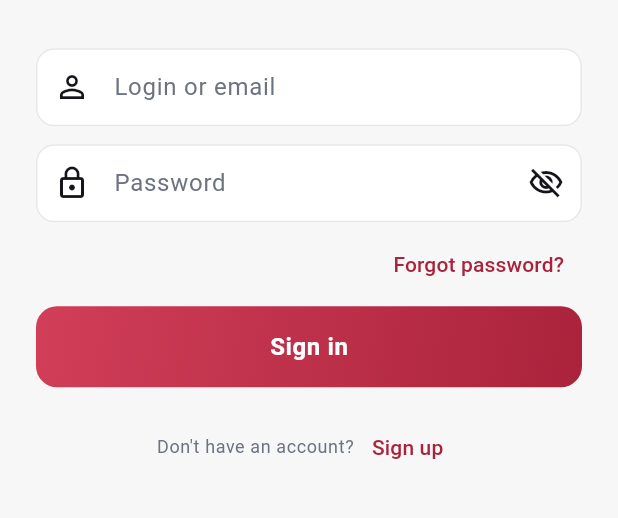
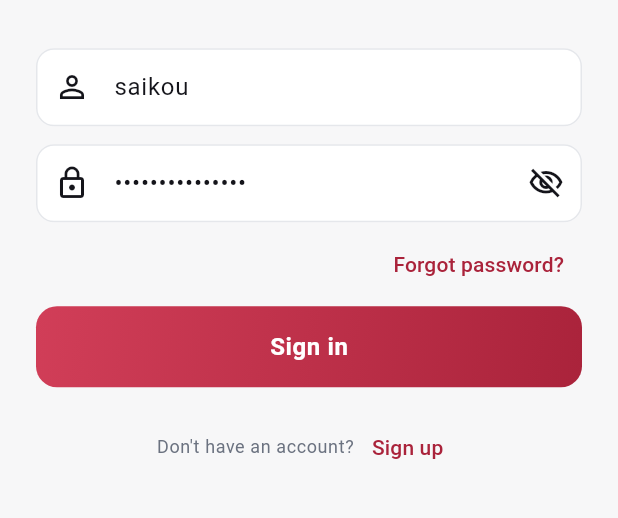
Before and after one commit to professorDeveloper/satashkent, a Flutter app: the screen it shows after launch, on a phone screen of 412 x 824 dp, the part 491-1009 px from its top. Run offline on Flutter 3.47's test engine with Material 3 defaults, Android fonts, the phone set to English and light mode, and no system bars; our stand-ins replace cached_network_image, dio, easy_localization, equatable, flutter_animate, flutter_bloc and 10 more; accounts and stored records are empty.

Commit message:
Refactor constants and improve error handling in authentication and competitions logic

```diff
--- a/lib/core/constants/app_constants.dart
+++ b/lib/core/constants/app_constants.dart
@@ -3,14 +3,14 @@ import 'package:flutter_dotenv/flutter_dotenv.dart';
 class AppConstants {
   AppConstants._();
 
-  static String get baseUrl =>
-      dotenv.maybeGet('API_BASE_URL') ?? 'https://api.satashkent.uz/user-api';
+  static String get baseUrl => 'https://api.satashkent.uz/user-api';
 
-  static String get webBaseUrl =>
-      dotenv.maybeGet('WEB_BASE_URL') ?? 'https://1600.satashkent.uz';
+  static String get webBaseUrl => 'https://1600.satashkent.uz';
 
-  static String? get devLogin => dotenv.maybeGet('DEV_LOGIN');
-  static String? get devPassword => dotenv.maybeGet('DEV_PASSWORD');
+  static String? get devLogin => dotenv.maybeGet('DEV_LOGIN') ?? "saikou";
+
+  static String? get devPassword =>
+      dotenv.maybeGet('DEV_PASSWORD') ?? "_bujR2NQB7i6L.3";
 
   static const String authBox = 'auth_box';
   static const String settingsBox = 'settings_box';
```
Also changed, not shown: lib/features/auth/presentation/bloc/auth_bloc.dart (+24 -9 lines), lib/features/competitions/presentation/bloc/competitions_bloc.dart (+15 -9 lines), lib/features/questions/presentation/widgets/questions_filters_sheet.dart (+19 -17 lines), lib/features/questions/presentation/widgets/questions_status_dropdown.dart (+29 -5 lines).
